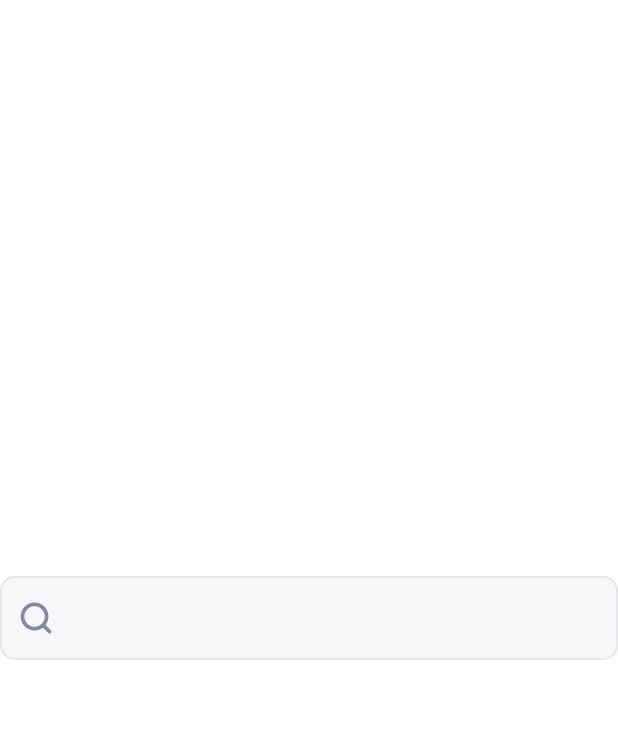
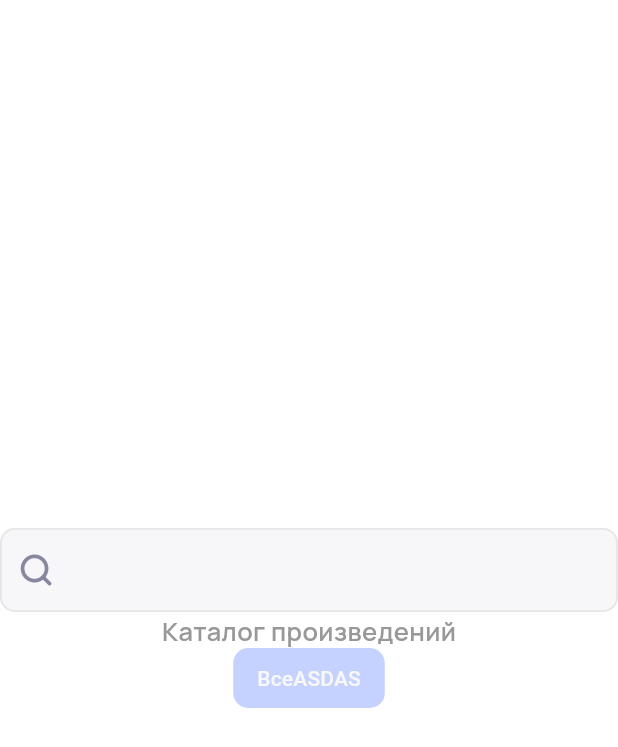
Before and after one commit to aorayden/eterna, a Flutter app: the screen it shows after launch, on a phone screen of 412 x 824 dp. Shown: the top 747 px of the screen. Run offline on Flutter 3.47's test engine with Material 3 defaults, Android fonts, the phone set to English and light mode, and no system bars; our stand-ins replace google_fonts, mask_text_input_formatter.

Commit message:
Update gallery_screen.dart

```diff
--- a/preview/lib/screens/gallery_screen.dart
+++ b/preview/lib/screens/gallery_screen.dart
@@ -1,5 +1,9 @@
 import 'package:flutter/material.dart';
+import 'package:ui_kit/components/button.dart';
 import 'package:ui_kit/components/search.dart';
+import 'package:ui_kit/models/button_enums.dart';
+import 'package:ui_kit/theme/colors.dart';
+import 'package:ui_kit/theme/text_styles.dart';
 
 class GalleryScreen extends StatelessWidget {
   const GalleryScreen({super.key});
@@ -10,7 +14,16 @@ class GalleryScreen extends StatelessWidget {
       child: Scaffold(
         body: Column(
           mainAxisAlignment: MainAxisAlignment.center,
-          children: [AppSearch(onChanged: (value) {})],
+          children: [
+            AppSearch(onChanged: (value) {}),
+            Text(
+              'Каталог произведений',
+              style: AppTextStyles.thirdTitleSemibold(
+                color: AppColors.placeholder,
+              ),
+            ),
+            AppButton(text: 'ВсеASDAS', kind: AppButtonKind.small),
+          ],
         ),
       ),
     );
```
